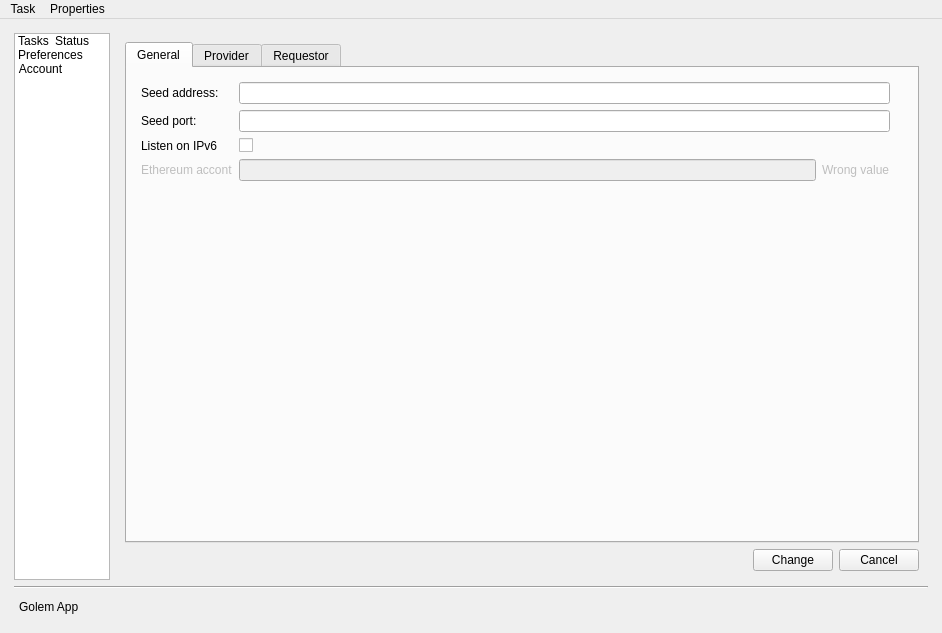
Qt form gnr/ui/AppMainWindow.ui (golemfactory/clay) before a commit.
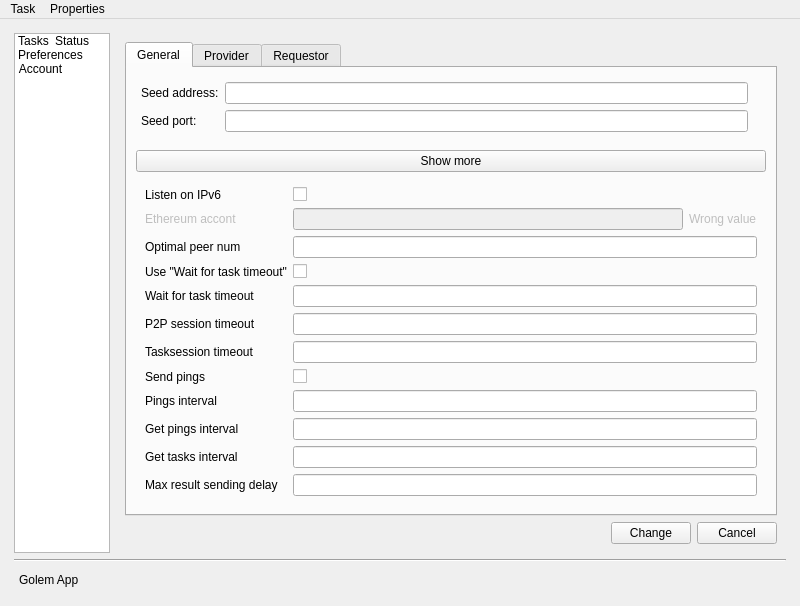
The same form after that commit. The open tabs and pages were chosen to show the change. Icons and pictures are not drawn. Custom widgets are drawn as their Qt base class.

Commit message: advance configuration

The edit to the form file:
```diff
--- a/gnr/ui/AppMainWindow.ui
+++ b/gnr/ui/AppMainWindow.ui
@@ -6,8 +6,8 @@
    <rect>
     <x>0</x>
     <y>0</y>
-    <width>942</width>
-    <height>633</height>
+    <width>800</width>
+    <height>606</height>
    </rect>
   </property>
   <property name="sizePolicy">
@@ -146,7 +146,7 @@
            </sizepolicy>
           </property>
           <property name="currentIndex">
-           <number>0</number>
+           <number>2</number>
           </property>
           <widget class="QWidget" name="taskPage">
            <property name="layoutDirection">
@@ -621,12 +621,22 @@
                <attribute name="title">
                 <string>General</string>
                </attribute>
-               <layout class="QGridLayout" name="gridLayout_11">
+               <layout class="QGridLayout" name="gridLayout_11" rowminimumheight="0,0,1">
                 <item row="0" column="0">
                  <layout class="QGridLayout" name="gridLayout_7">
                   <property name="margin">
                    <number>5</number>
                   </property>
+                  <item row="0" column="1">
+                   <widget class="QLabel" name="label_15">
+                    <property name="text">
+                     <string/>
+                    </property>
+                    <property name="alignment">
+                     <set>Qt::AlignLeading|Qt::AlignLeft|Qt::AlignTop</set>
+                    </property>
+                   </widget>
+                  </item>
                   <item row="0" column="0">
                    <layout class="QFormLayout" name="formLayout_4">
                     <property name="fieldGrowthPolicy">
@@ -639,6 +649,9 @@
                       </property>
                      </widget>
                     </item>
+                    <item row="0" column="1">
+                     <widget class="QLineEdit" name="hostAddressLineEdit"/>
+                    </item>
                     <item row="1" column="0">
                      <widget class="QLabel" name="label_11">
                       <property name="text">
@@ -646,36 +659,40 @@
                       </property>
                      </widget>
                     </item>
-                    <item row="0" column="1">
-                     <widget class="QLineEdit" name="hostAddressLineEdit"/>
-                    </item>
                     <item row="1" column="1">
                      <widget class="QLineEdit" name="hostIPLineEdit"/>
                     </item>
+                   </layout>
+                  </item>
+                 </layout>
+                </item>
+                <item row="1" column="0">
+                 <widget class="QPushButton" name="showAdvanceButton">
+                  <property name="text">
+                   <string>Show more</string>
+                  </property>
+                 </widget>
+                </item>
                     <item row="2" column="0">
+                 <widget class="QWidget" name="advanceSettingsWidget" native="true">
+                  <layout class="QFormLayout" name="formLayout_6">
+                   <property name="fieldGrowthPolicy">
+                    <enum>QFormLayout::AllNonFixedFieldsGrow</enum>
+                   </property>
+                   <item row="0" column="0">
                      <widget class="QLabel" name="label_37">
                       <property name="text">
                        <string>Listen on IPv6</string>
                       </property>
                      </widget>
                     </item>
-                    <item row="2" column="1">
+                   <item row="0" column="1">
                      <widget class="QCheckBox" name="useIp6CheckBox">
                       <property name="text">
                        <string/>
                       </property>
                      </widget>
                     </item>
-                    <item row="3" column="0">
-                     <widget class="QLabel" name="label_28">
-                      <property name="enabled">
-                       <bool>false</bool>
-                      </property>
-                      <property name="text">
-                       <string>Ethereum accont</string>
-                      </property>
-                     </widget>
-                    </item>
                     <item row="3" column="1">
                      <layout class="QHBoxLayout" name="horizontalLayout_13">
                       <item>
@@ -697,19 +714,126 @@
                       </item>
                      </layout>
                     </item>
-                   </layout>
-                  </item>
-                  <item row="0" column="1">
-                   <widget class="QLabel" name="label_15">
+                   <item row="3" column="0">
+                    <widget class="QLabel" name="label_28">
+                     <property name="enabled">
+                      <bool>false</bool>
+                     </property>
+                     <property name="text">
+                      <string>Ethereum accont</string>
+                     </property>
+                    </widget>
+                   </item>
+                   <item row="4" column="0">
+                    <widget class="QLabel" name="label_34">
                     <property name="text">
+                      <string>Optimal peer num</string>
+                     </property>
+                    </widget>
+                   </item>
+                   <item row="5" column="0">
+                    <widget class="QLabel" name="label_35">
+                     <property name="text">
+                      <string>Use &quot;Wait for task timeout&quot;</string>
+                     </property>
+                    </widget>
+                   </item>
+                   <item row="6" column="0">
+                    <widget class="QLabel" name="label_36">
+                     <property name="text">
+                      <string>Wait for task timeout</string>
+                     </property>
+                    </widget>
+                   </item>
+                   <item row="7" column="0">
+                    <widget class="QLabel" name="label_38">
+                     <property name="text">
+                      <string>P2P session timeout</string>
+                     </property>
+                    </widget>
+                   </item>
+                   <item row="8" column="0">
+                    <widget class="QLabel" name="label_39">
+                     <property name="text">
+                      <string>Tasksession timeout</string>
+                     </property>
+                    </widget>
+                   </item>
+                   <item row="9" column="0">
+                    <widget class="QLabel" name="label_40">
+                     <property name="text">
+                      <string>Send pings</string>
+                     </property>
+                    </widget>
+                   </item>
+                   <item row="10" column="0">
+                    <widget class="QLabel" name="label_41">
+                     <property name="text">
+                      <string>Pings interval</string>
+                     </property>
+                    </widget>
+                   </item>
+                   <item row="11" column="0">
+                    <widget class="QLabel" name="label_42">
+                     <property name="text">
+                      <string>Get pings interval</string>
+                     </property>
+                    </widget>
+                   </item>
+                   <item row="12" column="0">
+                    <widget class="QLabel" name="label_43">
+                     <property name="text">
+                      <string>Get tasks interval</string>
+                     </property>
+                    </widget>
+                   </item>
+                   <item row="13" column="0">
+                    <widget class="QLabel" name="label_44">
+                     <property name="text">
+                      <string>Max result sending delay</string>
+                     </property>
+                    </widget>
+                   </item>
+                   <item row="4" column="1">
+                    <widget class="QLineEdit" name="optimalPeerNumLineEdit"/>
+                   </item>
+                   <item row="5" column="1">
+                    <widget class="QCheckBox" name="useWaitingForTaskTimeoutCheckBox">
+                     <property name="text">
                      <string/>
                     </property>
-                    <property name="alignment">
-                     <set>Qt::AlignLeading|Qt::AlignLeft|Qt::AlignTop</set>
+                    </widget>
+                   </item>
+                   <item row="9" column="1">
+                    <widget class="QCheckBox" name="sendPingsCheckBox">
+                     <property name="text">
+                      <string/>
                     </property>
                    </widget>
                   </item>
-                 </layout>
+                   <item row="6" column="1">
+                    <widget class="QLineEdit" name="waitingForTaskTimeoutLineEdit"/>
+                   </item>
+                   <item row="7" column="1">
+                    <widget class="QLineEdit" name="p2pSessionTimeoutLineEdit"/>
+                   </item>
+                   <item row="8" column="1">
+                    <widget class="QLineEdit" name="taskSessionTimeoutLineEdit"/>
+                   </item>
+                   <item row="10" column="1">
+                    <widget class="QLineEdit" name="sendPingsLineEdit"/>
+                   </item>
+                   <item row="11" column="1">
+                    <widget class="QLineEdit" name="gettingPeersLineEdit"/>
+                   </item>
+                   <item row="12" column="1">
+                    <widget class="QLineEdit" name="gettingTasksIntervalLineEdit"/>
+                   </item>
+                   <item row="13" column="1">
+                    <widget class="QLineEdit" name="maxSendingDelayLineEdit"/>
+                   </item>
+                  </layout>
+                 </widget>
                 </item>
                </layout>
               </widget>
@@ -1404,7 +1528,7 @@
     <rect>
      <x>0</x>
      <y>0</y>
-     <width>942</width>
+     <width>800</width>
      <height>21</height>
     </rect>
    </property>
```
Lines whose indentation alone changed are shown as unchanged. The commit also changes 1 other file.
